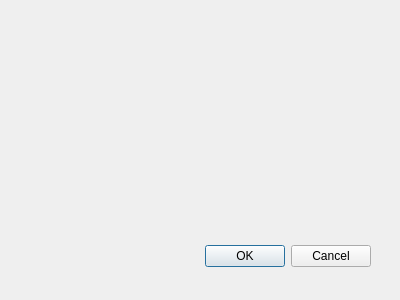
Before: the Qt Designer form assets.ui in kbeni00/VirtualLife, drawn with Qt 5.
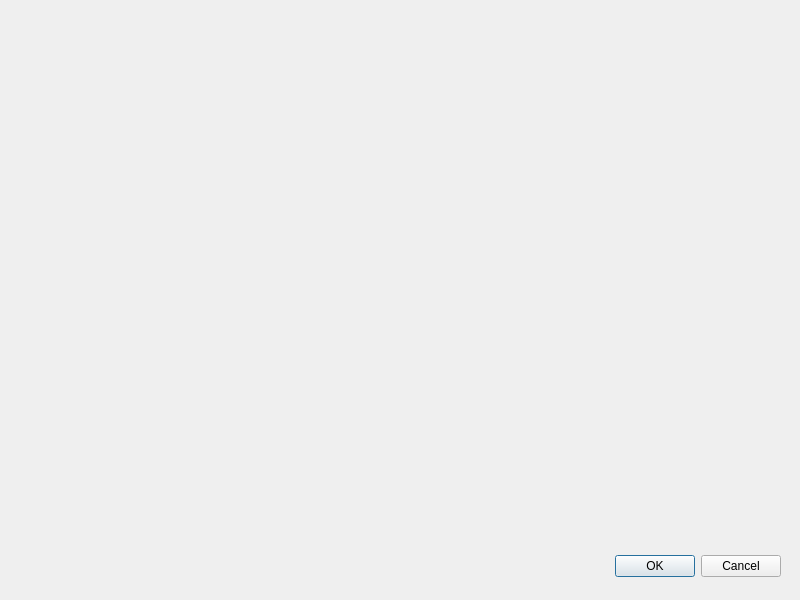
After: the same form once the commit is applied.

What changed in the file:
```diff
--- a/assets.ui
+++ b/assets.ui
@@ -8,8 +8,8 @@
    <rect>
     <x>0</x>
     <y>0</y>
-    <width>400</width>
-    <height>300</height>
+    <width>800</width>
+    <height>600</height>
    </rect>
   </property>
   <property name="windowTitle">
@@ -18,8 +18,8 @@
   <widget name="buttonBox" class="QDialogButtonBox">
    <property name="geometry">
     <rect>
-     <x>30</x>
-     <y>240</y>
+     <x>440</x>
+     <y>550</y>
      <width>341</width>
      <height>32</height>
     </rect>
@@ -31,6 +31,17 @@
     <set>QDialogButtonBox::Cancel|QDialogButtonBox::Ok</set>
    </property>
   </widget>
+  <widget class="QWidget" name="gridLayoutWidget">
+   <property name="geometry">
+    <rect>
+     <x>50</x>
+     <y>60</y>
+     <width>701</width>
+     <height>351</height>
+    </rect>
+   </property>
+   <layout class="QGridLayout" name="gridLayout"/>
+  </widget>
  </widget>
  <pixmapfunction/>
  <resources/>
```
Left out of the diff: 9 changed lines with no effect on the pictures.
